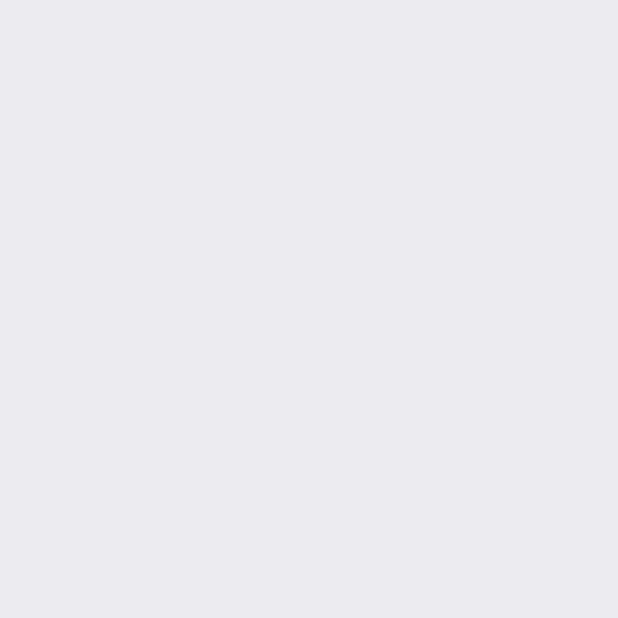
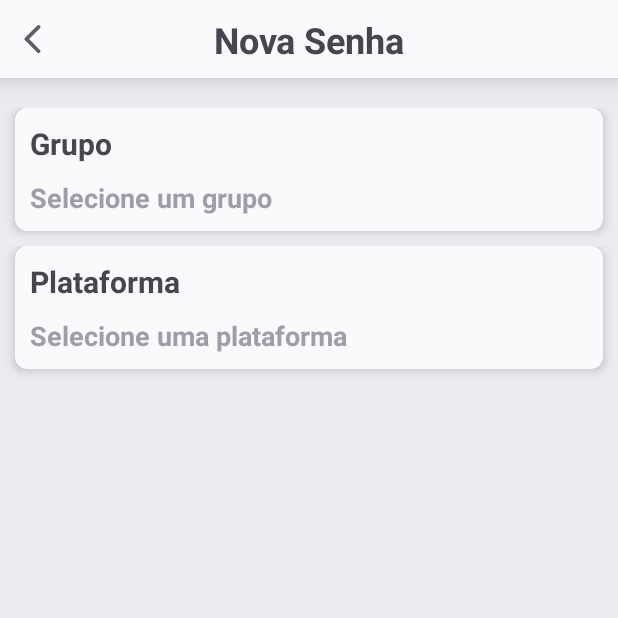
Before and after one commit to L-Mosca/Dumb-Password, an Android app: the CreatePasswordFragment screen opened through its navigation route, on a phone screen of 412 x 824 dp, the top half of it. Before the commit the part shown is empty. Run offline under Robolectric (Android 15) with nearby library versions, the phone set to English and light mode, and no system bars; our stand-ins replace Dagger/Hilt's generated code.

Commit message:
Feature: Create base container custom view.

```diff
--- a/app/build.gradle.kts
+++ b/app/build.gradle.kts
@@ -62,6 +62,7 @@ dependencies {
     testImplementation(libs.junit)
     androidTestImplementation(libs.androidx.junit)
     androidTestImplementation(libs.androidx.espresso.core)
+    implementation("androidx.cardview:cardview:1.0.0")
 
     // Hilt
     implementation("com.google.dagger:hilt-android:2.57.2")
--- /dev/null
+++ b/app/src/main/java/br/com/moscatech/dumbpassword/ui/custom_view/DefaultContainerView.kt
@@ -0,0 +1,98 @@
+package br.com.moscatech.dumbpassword.ui.custom_view
+
+import android.animation.ArgbEvaluator
+import android.animation.ValueAnimator
+import android.content.Context
+import android.util.AttributeSet
+import android.view.LayoutInflater
+import android.view.animation.AnimationUtils
+import android.widget.FrameLayout
+import androidx.core.view.isVisible
+import br.com.moscatech.dumbpassword.R
+import br.com.moscatech.dumbpassword.databinding.DefaultContainerBinding
+import com.google.android.material.color.MaterialColors
+
+class DefaultContainerView @JvmOverloads constructor(
+    context: Context,
+    attrs: AttributeSet? = null,
+    defStyleAttr: Int = 0,
+) : FrameLayout(context, attrs, defStyleAttr) {
+
+    private val binding: DefaultContainerBinding =
+        DefaultContainerBinding.inflate(
+            LayoutInflater.from(context), this, true,
+        )
+
+    private var previousShowError: Boolean = false
+
+    init {
+        context.theme.obtainStyledAttributes(
+            attrs,
+            R.styleable.DefaultContainerView,
+            0,
+            0,
+        ).apply {
+            try {
+                val title = getString(R.styleable.DefaultContainerView_titleText)
+                val content = getString(R.styleable.DefaultContainerView_contentText)
+                val error = getString(R.styleable.DefaultContainerView_errorText)
+                val showError = getBoolean(R.styleable.DefaultContainerView_showError, false)
+
+                setTitle(title)
+                setContent(content)
+                setError(error, showError)
+            } finally {
+                recycle()
+            }
+        }
+    }
+
+    override fun setOnClickListener(l: OnClickListener?) {
+        val pulse = AnimationUtils.loadAnimation(context, R.anim.anim_pulse)
+        binding.cvDefaultContainer.setOnClickListener {
+            it.startAnimation(pulse)
+            l?.onClick(it)
+        }
+    }
+
+    var titleText: String?
+        get() = binding.tvTitle.text.toString()
+        set(value) = setTitle(value)
+
+    var contentText: String?
+        get() = binding.tvContent.text.toString()
+        set(value) = setContent(value)
+
+    var showError: Boolean
+        get() = previousShowError
+        set(value) = setError(binding.tvErrorMessage.text.toString(), value)
+
+    fun setTitle(text: String?) {
+        binding.tvTitle.text = text
+    }
+
+    fun setContent(text: String?) {
+        binding.tvContent.text = text
+    }
+
+    fun setError(text: String?, showError: Boolean) {
+        binding.cvDefaultContainer.strokeWidth = if (showError) 2 else 0
+
+        val strokeColor = if (showError)
+            MaterialColors.getColor(context, R.attr.errorColor, 0)
+        else MaterialColors.getColor(context, R.attr.cardColor, 0)
+
+        val currentColor = binding.cvDefaultContainer.strokeColorStateList?.defaultColor
+        val colorAnimator = ValueAnimator.ofObject(ArgbEvaluator(), currentColor, strokeColor)
+        colorAnimator.duration = 300
+        colorAnimator.addUpdateListener { animator ->
+            binding.cvDefaultContainer.strokeColor = animator.animatedValue as Int
+        }
+        colorAnimator.start()
+
+        binding.tvErrorMessage.isVisible = showError
+        binding.tvErrorMessage.text = text ?: ""
+
+        previousShowError = showError
+    }
+}
--- a/app/src/main/java/br/com/moscatech/dumbpassword/ui/screens/create_password/CreatePasswordFragment.kt
+++ b/app/src/main/java/br/com/moscatech/dumbpassword/ui/screens/create_password/CreatePasswordFragment.kt
@@ -2,8 +2,11 @@ package br.com.moscatech.dumbpassword.ui.screens.create_password
 
 import android.view.LayoutInflater
 import androidx.fragment.app.viewModels
+import androidx.navigation.fragment.findNavController
+import br.com.moscatech.dumbpassword.R
 import br.com.moscatech.dumbpassword.base.BaseFragment
 import br.com.moscatech.dumbpassword.databinding.FragmentCreatePasswordBinding
+import br.com.moscatech.dumbpassword.utils.setupAppBar
 import dagger.hilt.android.AndroidEntryPoint
 
 @AndroidEntryPoint
@@ -14,7 +17,12 @@ class CreatePasswordFragment : BaseFragment<FragmentCreatePasswordBinding>() {
 
     override val viewModel: CreatePasswordViewModel by viewModels()
 
-    override fun initViews() {}
+    override fun initViews() {
+        binding.includeAppBar.setupAppBar(
+            getString(R.string.new_password),
+            onBackClicked = { findNavController().popBackStack() },
+        )
+    }
 
     override fun initObservers() {}
 }
--- /dev/null
+++ b/app/src/main/java/br/com/moscatech/dumbpassword/utils/ViewExtensions.kt
@@ -0,0 +1,11 @@
+package br.com.moscatech.dumbpassword.utils
+
+import br.com.moscatech.dumbpassword.databinding.IncludeAppBarBinding
+
+fun IncludeAppBarBinding.setupAppBar(
+    title: String,
+    onBackClicked: () -> Unit = {},
+) {
+    tvAppBar.text = title
+    vBack.setOnClickListener { onBackClicked.invoke() }
+}
--- /dev/null
+++ b/app/src/main/res/layout/default_container.xml
@@ -0,0 +1,64 @@
+<?xml version="1.0" encoding="utf-8"?>
+<androidx.appcompat.widget.LinearLayoutCompat xmlns:android="http://schemas.android.com/apk/res/android"
+    xmlns:app="http://schemas.android.com/apk/res-auto"
+    xmlns:tools="http://schemas.android.com/tools"
+    android:layout_width="match_parent"
+    android:layout_height="wrap_content"
+    android:layout_gravity="center_horizontal"
+    android:orientation="vertical">
+
+    <com.google.android.material.card.MaterialCardView
+        android:id="@+id/cvDefaultContainer"
+        android:layout_width="match_parent"
+        android:layout_height="wrap_content"
+        android:layout_marginHorizontal="10dp"
+        android:layout_marginBottom="10dp"
+        app:layout_constraintBottom_toBottomOf="parent"
+        app:layout_constraintEnd_toEndOf="parent"
+        app:layout_constraintStart_toStartOf="parent"
+        app:layout_constraintTop_toTopOf="parent"
+        app:strokeColor="?attr/errorColor">
+
+        <androidx.constraintlayout.widget.ConstraintLayout
+            android:layout_width="match_parent"
+            android:layout_height="wrap_content"
+            android:padding="10dp">
+
+            <com.google.android.material.textview.MaterialTextView
+                android:id="@+id/tvTitle"
+                android:layout_width="wrap_content"
+                android:layout_height="wrap_content"
+                android:textSize="20sp"
+                android:textStyle="bold"
+                app:layout_constraintStart_toStartOf="parent"
+                app:layout_constraintTop_toTopOf="parent"
+                tools:text="Título do container" />
+
+            <com.google.android.material.textview.MaterialTextView
+                android:id="@+id/tvContent"
+                android:layout_width="0dp"
+                android:layout_height="wrap_content"
+                android:layout_marginTop="10dp"
+                android:textColor="?attr/textColorSecondary"
+                android:textSize="18sp"
+                android:textStyle="bold"
+                app:layout_constraintEnd_toEndOf="parent"
+                app:layout_constraintStart_toStartOf="parent"
+                app:layout_constraintTop_toBottomOf="@id/tvTitle"
+                tools:text="container content text" />
+
+            <com.google.android.material.textview.MaterialTextView
+                android:id="@+id/tvErrorMessage"
+                android:layout_width="wrap_content"
+                android:layout_height="wrap_content"
+                android:layout_marginTop="14dp"
+                android:textColor="?attr/errorColor"
+                android:textSize="14sp"
+                android:textStyle="bold"
+                app:layout_constraintStart_toStartOf="parent"
+                app:layout_constraintTop_toBottomOf="@id/tvContent"
+                tools:text="Error text description"
+                tools:visibility="visible" />
+        </androidx.constraintlayout.widget.ConstraintLayout>
+    </com.google.android.material.card.MaterialCardView>
+</androidx.appcompat.widget.LinearLayoutCompat>
--- a/app/src/main/res/layout/fragment_create_password.xml
+++ b/app/src/main/res/layout/fragment_create_password.xml
@@ -1,9 +1,46 @@
 <?xml version="1.0" encoding="utf-8"?>
 <androidx.appcompat.widget.LinearLayoutCompat xmlns:android="http://schemas.android.com/apk/res/android"
+    xmlns:app="http://schemas.android.com/apk/res-auto"
+    xmlns:tools="http://schemas.android.com/tools"
     android:layout_width="match_parent"
     android:layout_height="match_parent"
-    android:background="?attr/containerColor">
+    android:layout_gravity="center_horizontal"
+    android:background="?attr/containerColor"
+    android:orientation="vertical">
 
+    <include
+        android:id="@+id/includeAppBar"
+        layout="@layout/include_app_bar" />
 
+    <androidx.core.widget.NestedScrollView
+        android:layout_width="match_parent"
+        android:layout_height="match_parent">
 
+        <androidx.appcompat.widget.LinearLayoutCompat
+            android:layout_width="match_parent"
+            android:layout_height="wrap_content"
+            android:layout_gravity="center_horizontal"
+            android:orientation="vertical">
+
+            <br.com.moscatech.dumbpassword.ui.custom_view.DefaultContainerView
+                android:id="@+id/dcvGroup"
+                android:layout_width="match_parent"
+                android:layout_height="wrap_content"
+                android:layout_marginTop="20dp"
+                app:contentText="@string/select_group"
+                app:errorText="@string/must_select_group"
+                app:titleText="@string/group"
+                tools:showError="true" />
+
+            <br.com.moscatech.dumbpassword.ui.custom_view.DefaultContainerView
+                android:id="@+id/dcvPlatform"
+                android:layout_width="match_parent"
+                android:layout_height="wrap_content"
+                app:contentText="@string/select_platform"
+                app:errorText="@string/must_select_platform"
+                app:titleText="@string/platform"
+                tools:showError="true" />
+
+        </androidx.appcompat.widget.LinearLayoutCompat>
+    </androidx.core.widget.NestedScrollView>
 </androidx.appcompat.widget.LinearLayoutCompat>
--- a/app/src/main/res/layout/include_app_bar.xml
+++ b/app/src/main/res/layout/include_app_bar.xml
@@ -1,17 +1,50 @@
 <?xml version="1.0" encoding="utf-8"?>
-<RelativeLayout xmlns:android="http://schemas.android.com/apk/res/android"
+<com.google.android.material.card.MaterialCardView xmlns:android="http://schemas.android.com/apk/res/android"
+    xmlns:app="http://schemas.android.com/apk/res-auto"
+    xmlns:tools="http://schemas.android.com/tools"
     android:layout_width="match_parent"
-    android:layout_height="wrap_content">
+    android:layout_height="wrap_content"
+    app:cardCornerRadius="0dp"
+    app:cardElevation="10dp">
 
-    <androidx.appcompat.widget.AppCompatImageView
-        android:id="@+id/ivBack"
-        android:layout_width="30dp"
-        android:layout_height="30dp"
-        android:layout_alignParentStart="true"
-        android:layout_centerVertical="true"
-        android:layout_marginVertical="20dp"
-        android:layout_marginStart="10dp"
-        android:src="@drawable/ic_arrow_back" />
+    <androidx.constraintlayout.widget.ConstraintLayout
+        android:layout_width="match_parent"
+        android:layout_height="wrap_content">
+
+        <androidx.appcompat.widget.AppCompatImageView
+            android:id="@+id/ivBack"
+            android:layout_width="24dp"
+            android:layout_height="24dp"
+            android:layout_marginVertical="14dp"
+            android:layout_marginStart="10dp"
+            android:clickable="false"
+            android:src="@drawable/ic_arrow_back"
+            android:tint="?attr/iconColor"
+            app:layout_constraintBottom_toBottomOf="parent"
+            app:layout_constraintStart_toStartOf="parent"
+            app:layout_constraintTop_toTopOf="parent" />
+
+        <View
+            android:id="@+id/vBack"
+            android:layout_width="40dp"
+            android:layout_height="0dp"
+            app:layout_constraintBottom_toBottomOf="parent"
+            app:layout_constraintStart_toStartOf="parent"
+            app:layout_constraintTop_toTopOf="parent" />
+
+        <androidx.appcompat.widget.AppCompatTextView
+            android:id="@+id/tvAppBar"
+            android:layout_width="wrap_content"
+            android:layout_height="wrap_content"
+            android:textAlignment="center"
+            android:textSize="24sp"
+            android:textStyle="bold"
+            app:layout_constraintBottom_toBottomOf="parent"
+            app:layout_constraintEnd_toEndOf="parent"
+            app:layout_constraintStart_toStartOf="parent"
+            app:layout_constraintTop_toTopOf="parent"
+            tools:text="@string/app_name" />
 
 
-</RelativeLayout>
+    </androidx.constraintlayout.widget.ConstraintLayout>
+</com.google.android.material.card.MaterialCardView>
--- a/app/src/main/res/values-night/themes.xml
+++ b/app/src/main/res/values-night/themes.xml
@@ -5,14 +5,20 @@
 
         <!-- Theme Colors -->
         <item name="textColor">@color/white_300</item>
+        <item name="textColorSecondary">@color/gray_900</item>
 
         <item name="containerColor">@color/black_100</item>
         <item name="cardColor">@color/black_400</item>
 
         <item name="colorAccent">@color/blue_400</item>
+        <item name="iconColor">@color/white_200</item>
+        <item name="errorColor">@color/red_600</item>
 
         <!-- View Themes -->
         <item name="floatingActionButtonStyle">@style/Base.FloatingButton</item>
+        <item name="android:textViewStyle">@style/Base.TextView</item>
+        <item name="materialCardViewStyle">@style/Base.MaterialCardView</item>
+        <item name="cardViewStyle">@style/Base.CardView</item>
     </style>
 
     <!-- View Styles -->
@@ -22,4 +28,14 @@
         <item name="tint">?attr/textColor</item>
         <item name="shapeAppearanceOverlay">@style/RoundedFabStyle</item>
     </style>
+
+    <style name="Base.TextView" parent="Widget.AppCompat.TextView">
+        <item name="textColor">?attr/textColor</item>
+    </style>
+
+    <style name="Base.MaterialCardView" parent="Widget.MaterialComponents.CardView">
+        <item name="cardCornerRadius">8dp</item>
+        <item name="cardElevation">4dp</item>
+        <item name="cardBackgroundColor">?attr/cardColor</item>
+    </style>
 </resources>
--- a/app/src/main/res/values/attrs.xml
+++ b/app/src/main/res/values/attrs.xml
@@ -3,11 +3,21 @@
     <declare-styleable name="DayNightAppTheme">
         <!-- Text Color -->
         <attr name="textColor" format="color" />
+        <attr name="textColorSecondary" format="color" />
 
         <!-- Background Color -->
         <attr name="containerColor" format="color" />
         <attr name="cardColor" format="color" />
 
         <attr name="colorAccent" format="color" />
+        <attr name="iconColor" format="color" />
+        <attr name="errorColor" format="color" />
+    </declare-styleable>
+
+    <declare-styleable name="DefaultContainerView">
+        <attr name="titleText" format="string" />
+        <attr name="contentText" format="string" />
+        <attr name="errorText" format="string" />
+        <attr name="showError" format="boolean" />
     </declare-styleable>
 </resources>
--- a/app/src/main/res/values/strings.xml
+++ b/app/src/main/res/values/strings.xml
@@ -1,5 +1,12 @@
 <resources>
     <string name="app_name">dumb_password</string>
 
-    <string name="new_password">Criar nova senha</string>
+    <!-- New Password -->
+    <string name="new_password">Nova Senha</string>
+    <string name="group">Grupo</string>
+    <string name="select_group">Selecione um grupo</string>
+    <string name="must_select_group">* Selecione um grupo</string>
+    <string name="platform">Plataforma</string>
+    <string name="select_platform">Selecione uma plataforma</string>
+    <string name="must_select_platform">* Selecione uma plataforma</string>
 </resources>
--- a/app/src/main/res/values/themes.xml
+++ b/app/src/main/res/values/themes.xml
@@ -4,14 +4,20 @@
 
         <!-- Theme Colors -->
         <item name="textColor">@color/black_900</item>
+        <item name="textColorSecondary">@color/gray_700</item>
 
         <item name="containerColor">@color/gray_300</item>
         <item name="cardColor">@color/white_400</item>
 
         <item name="colorAccent">@color/blue_400</item>
+        <item name="iconColor">@color/gray_900</item>
+        <item name="errorColor">@color/red_400</item>
 
         <!-- View Themes -->
         <item name="floatingActionButtonStyle">@style/Base.FloatingButton</item>
+        <item name="android:textViewStyle">@style/Base.TextView</item>
+        <item name="materialCardViewStyle">@style/Base.MaterialCardView</item>
+        <item name="cardViewStyle">@style/Base.CardView</item>
     </style>
 
     <style name="Theme.Dumb_password" parent="Base.Theme.Dumb_password" />
@@ -29,4 +35,14 @@
         <item name="cornerFamily">rounded</item>
         <item name="cornerSize">8dp</item>
     </style>
+
+    <style name="Base.TextView" parent="Widget.AppCompat.TextView">
+        <item name="textColor">?attr/textColor</item>
+    </style>
+
+    <style name="Base.MaterialCardView" parent="Widget.MaterialComponents.CardView">
+        <item name="cardCornerRadius">8dp</item>
+        <item name="cardElevation">4dp</item>
+        <item name="cardBackgroundColor">?attr/cardColor</item>
+    </style>
 </resources>
```
Also changed, not shown: app/src/main/res/anim/anim_error_in.xml (added, +24 -0 lines), app/src/main/res/anim/anim_error_out.xml (added, +23 -0 lines), app/src/main/res/anim/anim_pulse.xml (added, +12 -0 lines).
